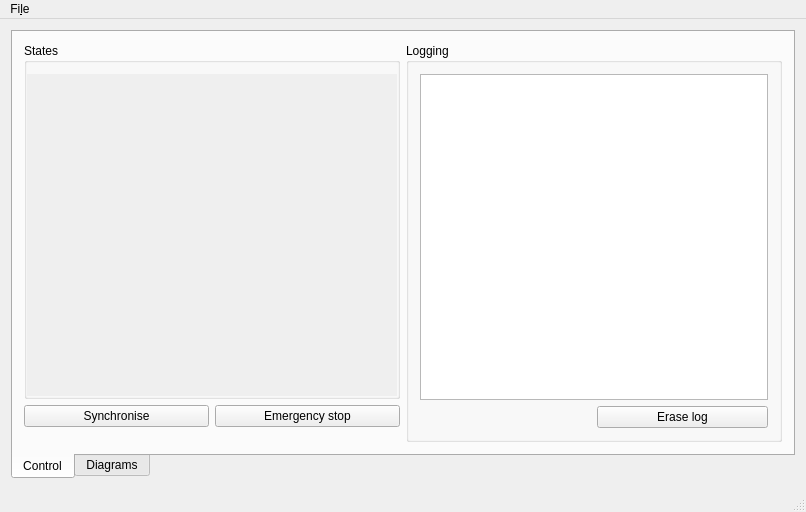
The window that MainWindow.ui (szotsaki/robot-state-modeller) describes before a commit, drawn with Qt 5.
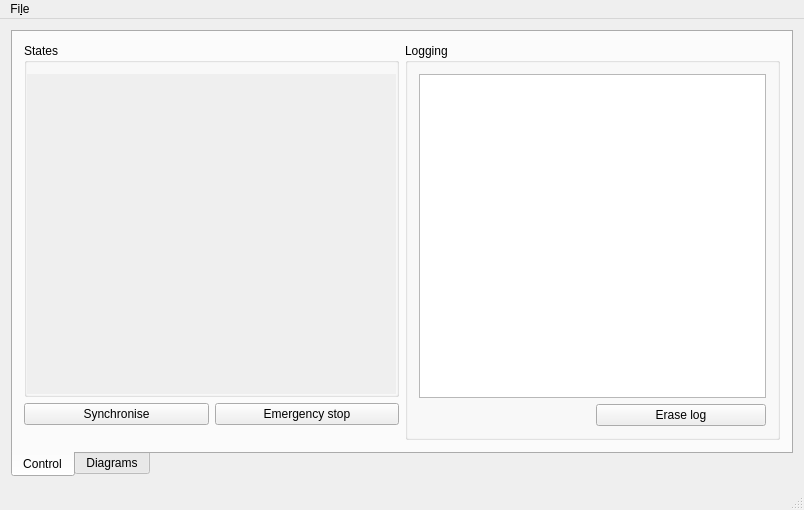
The same window after the commit. Icons and pictures are not drawn. Custom widgets are drawn as their Qt base class.

The edit to the form file:
```diff
--- a/MainWindow.ui
+++ b/MainWindow.ui
@@ -6,8 +6,8 @@
    <rect>
     <x>0</x>
     <y>0</y>
-    <width>806</width>
-    <height>512</height>
+    <width>804</width>
+    <height>510</height>
    </rect>
   </property>
   <property name="windowTitle">
@@ -74,8 +74,8 @@
                  <rect>
                   <x>0</x>
                   <y>0</y>
-                  <width>380</width>
-                  <height>349</height>
+                  <width>379</width>
+                  <height>347</height>
                  </rect>
                 </property>
                 <layout class="QVBoxLayout" name="verticalLayoutStates">
@@ -210,7 +210,7 @@
     <rect>
      <x>0</x>
      <y>0</y>
-     <width>806</width>
+     <width>804</width>
      <height>24</height>
     </rect>
    </property>
```
